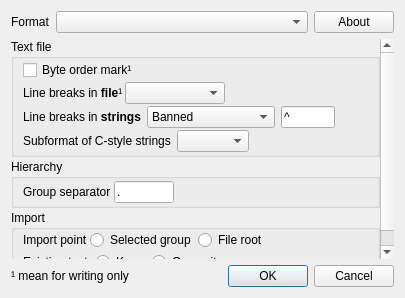
This is UTranslator/FmFileFormat.ui in Mercury13/utranslator as Qt 5 draws it before an edit. The edited form follows.
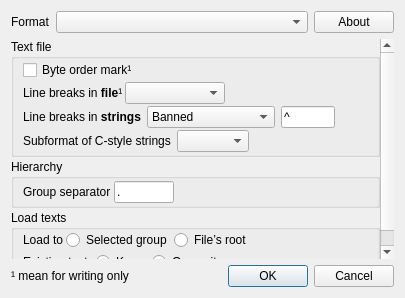
This is the edited form.

Commit message: :) File format, b:AL

What changed in the file:
```diff
--- a/UTranslator/FmFileFormat.ui
+++ b/UTranslator/FmFileFormat.ui
@@ -319,7 +319,7 @@
        <item>
         <widget class="QGroupBox" name="grpImport">
          <property name="title">
-          <string>Import</string>
+          <string>Load texts</string>
          </property>
          <layout class="QVBoxLayout" name="verticalLayout_4">
           <property name="spacing">
@@ -336,7 +336,7 @@
             <item>
              <widget class="QLabel" name="lbPlace">
               <property name="text">
-               <string>Import point</string>
+               <string>Load to</string>
               </property>
              </widget>
             </item>
@@ -353,7 +353,7 @@
             <item>
              <widget class="QRadioButton" name="radioPlaceRoot">
               <property name="text">
-               <string>File root</string>
+               <string>File’s root</string>
               </property>
              </widget>
             </item>
```
Left out of the diff: 2 changed lines with no effect on the pictures. The commit also changes 7 other files.
